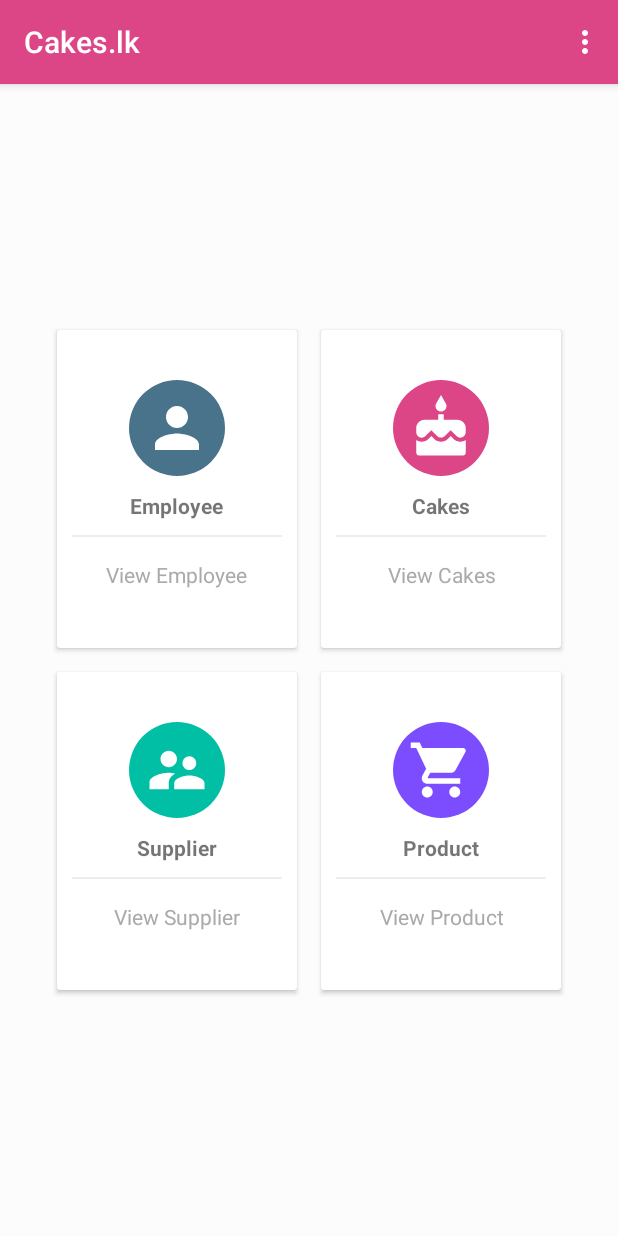
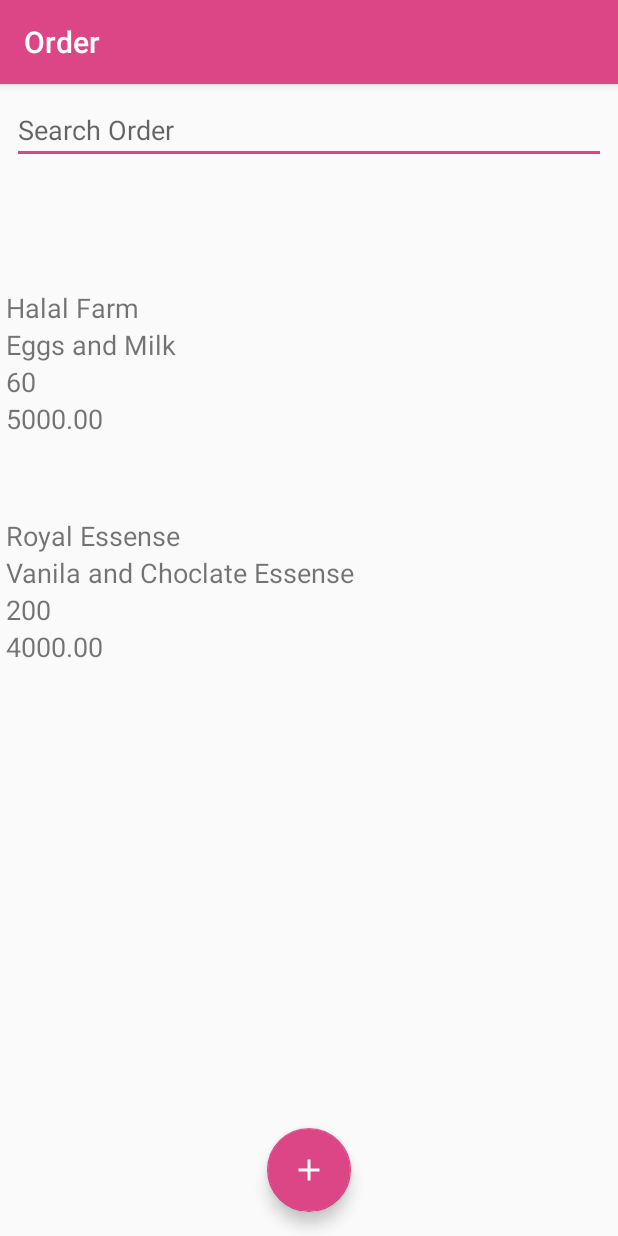
Before and after one commit to AbarnaU/Cakes.lk, an Android app: the screen it shows after launch (MainActivity before the commit, OrderView after it), after a tap on "Product", on a phone screen of 412 x 824 dp. Run offline under Robolectric (Android 15) with nearby library versions, the phone set to English and light mode, and no system bars.

Commit message:
Product Order Management

```diff
--- a/app/src/main/AndroidManifest.xml
+++ b/app/src/main/AndroidManifest.xml
@@ -1,5 +1,6 @@
 <?xml version="1.0" encoding="utf-8"?>
 <manifest xmlns:android="http://schemas.android.com/apk/res/android"
+    xmlns:tools="http://schemas.android.com/tools"
     package="com.example.cakeslk">
 
     <application
@@ -12,6 +13,9 @@
         <activity android:name=".cakes.CakeUpdate"></activity>
         <activity android:name=".cakes.CakeAdd" />
         <activity android:name=".cakes.CakesView" />
+        <activity android:name=".Orders.OrderEdit"></activity>
+        <activity android:name=".Orders.OrderAdd"></activity>
+        <activity android:name=".Orders.OrderView" />
         <activity android:name=".MainActivity">
             <intent-filter>
                 <action android:name="android.intent.action.MAIN" />
@@ -21,4 +25,5 @@
         </activity>
     </application>
 
+
 </manifest>
--- a/app/src/main/java/com/example/cakeslk/MainActivity.java
+++ b/app/src/main/java/com/example/cakeslk/MainActivity.java
@@ -8,6 +8,7 @@ import android.view.Menu;
 import android.view.View;
 import android.widget.LinearLayout;
 
+import com.example.cakeslk.Orders.OrderView;
 import com.example.cakeslk.cakes.CakeUpdate;
 import com.example.cakeslk.cakes.CakesView;
 
@@ -44,16 +45,17 @@ public class MainActivity extends AppCompatActivity implements View.OnClickListe
 
     public void onClick(View view){
         switch (view.getId()){
-            case R.id.employee_layout:
-                Intent intent1 = new Intent(MainActivity.this, CakeUpdate.class);
-                startActivity(intent1);
-                break;
 
             case R.id.cake_layout:
                 Intent intent2 = new Intent(MainActivity.this, CakesView.class);
                 startActivity(intent2);
                 break;
 
+            case R.id.product_layout:
+                Intent intent3 = new Intent(MainActivity.this, OrderView.class);
+                startActivity(intent3);
+                break;
+
         }
     }
 }
--- /dev/null
+++ b/app/src/main/java/com/example/cakeslk/Orders/OrderView.java
@@ -0,0 +1,44 @@
+package com.example.cakeslk.Orders;
+
+import android.content.Intent;
+import android.os.Bundle;
+import android.view.View;
+import android.widget.LinearLayout;
+
+import androidx.appcompat.app.AppCompatActivity;
+
+import com.example.cakeslk.R;
+
+public class OrderView extends AppCompatActivity implements View.OnClickListener{
+
+private LinearLayout order1;
+private LinearLayout order2;
+
+@Override
+protected void onCreate(Bundle savedInstanceState) {
+        super.onCreate(savedInstanceState);
+        setContentView(R.layout.activity_order_view);
+        this.setTitle("Order");
+
+        order1 = findViewById(R.id.order1);
+        order1.setOnClickListener(this);
+
+        order2 = findViewById(R.id.order2);
+        order2.setOnClickListener(this);
+        }
+
+public void clickAddButton(View view){
+        Intent intent = new Intent(this,OrderAdd.class);
+        startActivity(intent);
+        }
+
+public void onClick(View view) {
+        switch (view.getId()) {
+        case R.id.order1:
+        Intent intent1 = new Intent(OrderView.this, OrderEdit.class);
+        startActivity(intent1);
+        break;
+
+        }
+        }
+        }
--- /dev/null
+++ b/app/src/main/res/layout/activity_order_view.xml
@@ -0,0 +1,145 @@
+<?xml version="1.0" encoding="utf-8"?>
+<androidx.constraintlayout.widget.ConstraintLayout xmlns:android="http://schemas.android.com/apk/res/android"
+    xmlns:app="http://schemas.android.com/apk/res-auto"
+    xmlns:tools="http://schemas.android.com/tools"
+    android:layout_width="match_parent"
+    android:layout_height="match_parent"
+    tools:context=".Orders.OrderView">
+
+    <EditText
+        android:id="@+id/editText"
+        android:layout_width="match_parent"
+        android:layout_height="wrap_content"
+        android:layout_marginStart="8dp"
+        android:layout_marginTop="8dp"
+        android:layout_marginEnd="8dp"
+        android:autofillHints=""
+        android:hint="@string/Order_search"
+        app:layout_constraintEnd_toEndOf="parent"
+        app:layout_constraintStart_toStartOf="parent"
+        app:layout_constraintTop_toTopOf="parent" />
+
+    <com.google.android.material.floatingactionbutton.FloatingActionButton
+        android:id="@+id/addButton"
+        android:layout_width="wrap_content"
+        android:layout_height="wrap_content"
+        android:layout_marginBottom="16dp"
+        android:clickable="true"
+        android:focusable="true"
+        app:layout_anchorGravity="center_horizontal|bottom"
+        app:layout_constraintBottom_toBottomOf="parent"
+        app:layout_constraintEnd_toEndOf="parent"
+        app:layout_constraintStart_toStartOf="parent"
+        app:srcCompat="@drawable/ic_baseline_add"
+        android:onClick="clickAddButton"
+        tools:ignore="OnClick" />
+
+    <LinearLayout
+        android:id="@+id/order1"
+        android:layout_width="match_parent"
+        android:layout_height="wrap_content"
+        android:layout_marginTop="64dp"
+        android:layout_marginEnd="8dp"
+        android:orientation="horizontal"
+        app:layout_constraintEnd_toEndOf="parent"
+        app:layout_constraintTop_toBottomOf="@+id/editText"
+        tools:ignore="MissingConstraints">
+
+        <LinearLayout
+            android:layout_width="match_parent"
+            android:layout_height="wrap_content"
+            android:layout_marginLeft="4dp"
+            android:layout_marginTop="4dp"
+            android:layout_marginRight="4dp"
+            android:layout_marginBottom="4dp"
+            android:orientation="vertical">
+
+            <TextView
+                android:id="@+id/sns"
+                android:layout_width="match_parent"
+                android:layout_height="wrap_content"
+                android:layout_marginTop="15dp"
+                android:text="@string/halal_farm"
+                android:textSize="18sp" />
+
+            <TextView
+                android:id="@+id/cns"
+                android:layout_width="match_parent"
+                android:layout_height="wrap_content"
+                android:text="@string/eggs_and_milk"
+                android:textSize="18sp" />
+
+            <TextView
+                android:id="@+id/sas2"
+                android:layout_width="match_parent"
+                android:layout_height="wrap_content"
+                android:text="60"
+                android:textSize="18sp" />
+
+            <TextView
+                android:id="@+id/sas"
+                android:layout_width="match_parent"
+                android:layout_height="wrap_content"
+                android:text="5000.00"
+                android:textSize="18sp" />
+
+        </LinearLayout>
+
+
+    </LinearLayout>
+
+    <LinearLayout
+        android:id="@+id/order2"
+        android:layout_width="match_parent"
+        android:layout_height="wrap_content"
+        android:layout_marginEnd="4dp"
+        android:orientation="horizontal"
+        app:layout_constraintBottom_toTopOf="@+id/addButton"
+        app:layout_constraintEnd_toEndOf="parent"
+        app:layout_constraintTop_toBottomOf="@+id/order1"
+        app:layout_constraintVertical_bias="0.089"
+        tools:ignore="MissingConstraints">
+
+        <LinearLayout
+            android:layout_width="match_parent"
+            android:layout_height="wrap_content"
+            android:layout_marginLeft="4dp"
+            android:layout_marginTop="4dp"
+            android:layout_marginRight="4dp"
+            android:layout_marginBottom="4dp"
+            android:orientation="vertical">
+
+            <TextView
+                android:id="@+id/sn"
+                android:layout_width="match_parent"
+                android:layout_height="wrap_content"
+                android:layout_marginTop="15dp"
+                android:text="Royal Essense"
+                android:textSize="18sp" />
+
+            <TextView
+                android:id="@+id/cn"
+                android:layout_width="match_parent"
+                android:layout_height="wrap_content"
+                android:text="Vanila and Choclate Essense"
+                android:textSize="18sp" />
+
+            <TextView
+                android:id="@+id/sa2"
+                android:layout_width="match_parent"
+                android:layout_height="wrap_content"
+                android:text="200"
+                android:textSize="18sp" />
+
+            <TextView
+                android:id="@+id/sa"
+                android:layout_width="match_parent"
+                android:layout_height="wrap_content"
+                android:text="4000.00"
+                android:textSize="18sp" />
+
+        </LinearLayout>
+
+
+    </LinearLayout>
+</androidx.constraintlayout.widget.ConstraintLayout>
```
Also changed, not shown: app/src/main/java/com/example/cakeslk/Orders/OrderAdd.java (added, +30 -0 lines), app/src/main/java/com/example/cakeslk/Orders/OrderEdit.java (added, +61 -0 lines), app/src/main/res/layout/activity_order_add.xml (added, +99 -0 lines), app/src/main/res/layout/activity_order_edit.xml (added, +109 -0 lines), app/src/main/res/values/strings.xml (+24 -0 lines).
